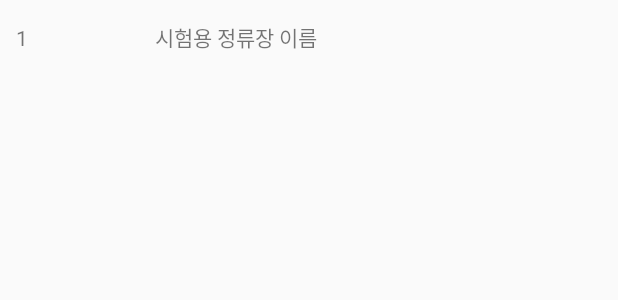
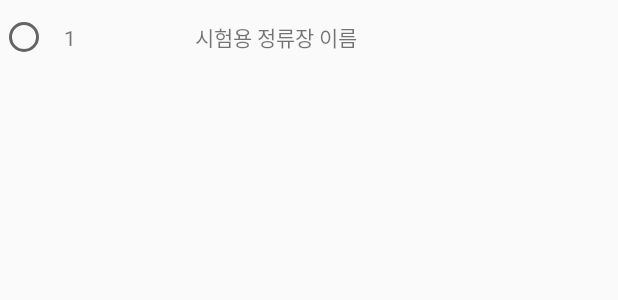
Before and after one commit to juny1902/2018_INU_CAPSTONE, an Android app: the layout listview_result.xml on its own in the app's theme, with its tools: preview values and no code run, on a phone screen of 412 x 824 dp. Shown: the top 300 px of the screen. Run offline under Robolectric (Android 15) with nearby library versions, the phone set to English and light mode, and no system bars.

Commit message:
Add Bus Info Refresh

```diff
--- a/app/src/main/res/layout/listview_result.xml
+++ b/app/src/main/res/layout/listview_result.xml
@@ -3,7 +3,10 @@
     android:layout_width="match_parent"
     android:gravity="center"
     android:layout_height="50dp">
-
+    <RadioButton
+        android:id="@+id/rd_bus_check"
+        android:layout_width="wrap_content"
+        android:layout_height="wrap_content" />
     <TextView
         android:id="@+id/tv_sequence_number"
         android:layout_width="30dp"
--- a/app/src/main/res/layout/listview_station.xml
+++ b/app/src/main/res/layout/listview_station.xml
@@ -3,6 +3,7 @@
     android:layout_width="match_parent"
     android:layout_height="match_parent"
     android:orientation="vertical">
+
     <TextView
         android:id="@+id/tv_stationNameList"
         android:layout_width="wrap_content"
```
Also changed, not shown: app/src/main/java/com/example/ryan/xmlparsing/ResultStationAdapter.java (+5 -4 lines).
